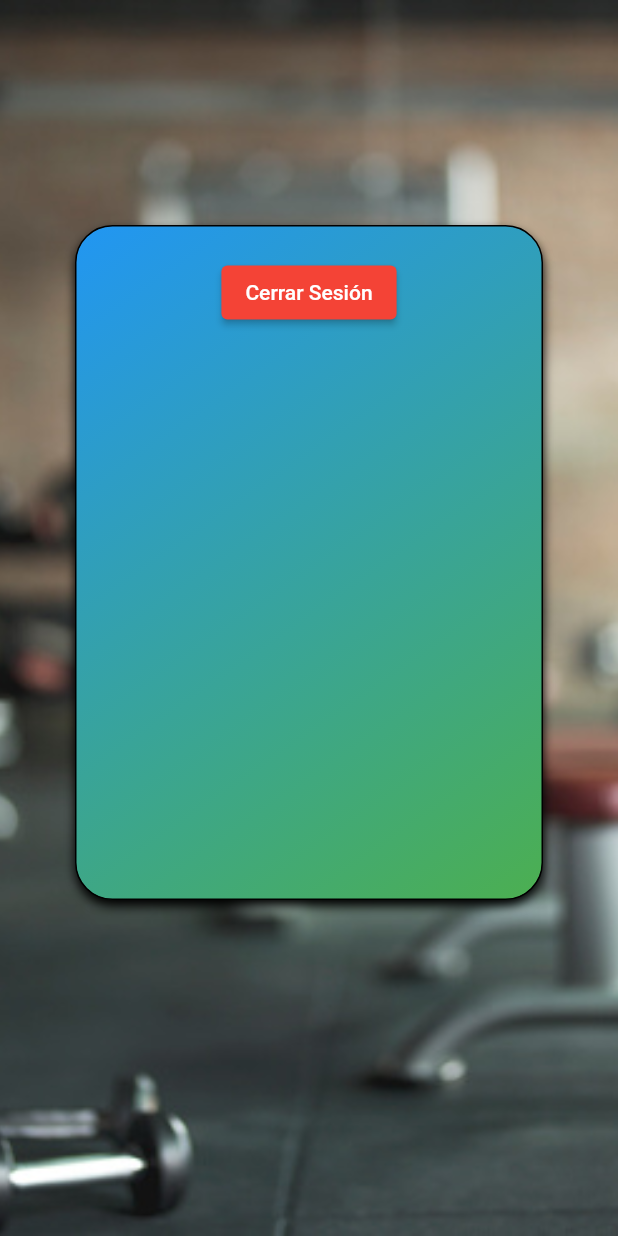
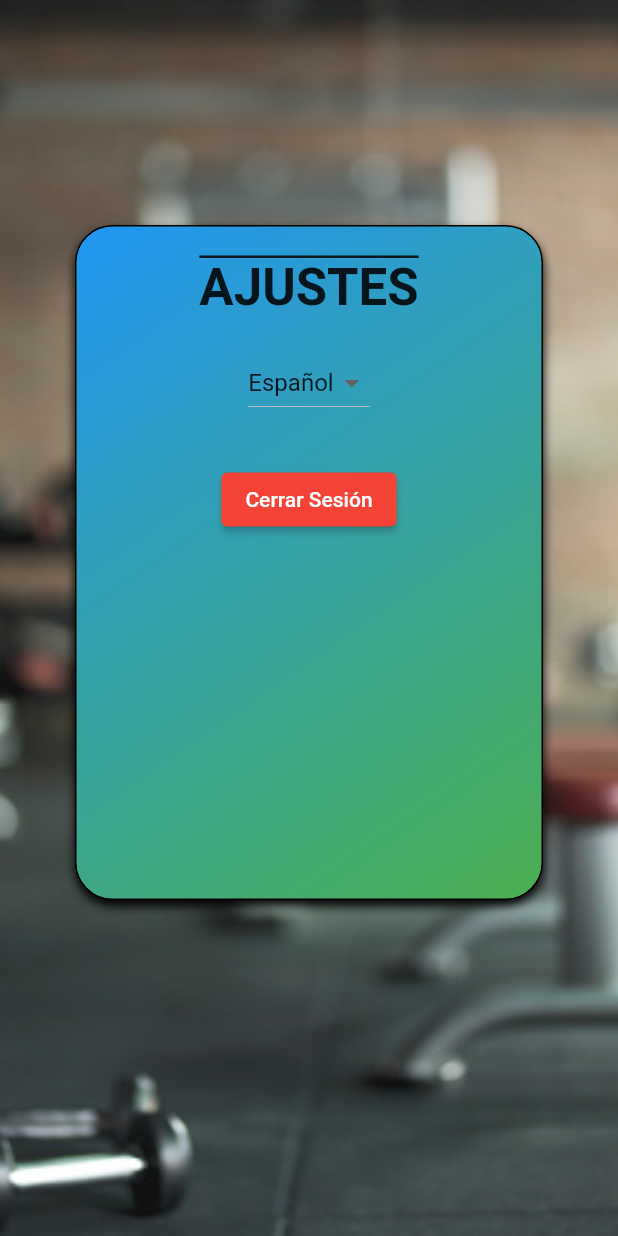
Before and after one commit to MarceloSalaDAM/GymAppTFG, a Flutter app: the MainViewApp screen opened by its route, after a tap on the "settings" icon, on a phone screen of 412 x 824 dp. Run offline on Flutter 3.47's test engine with Material 2 defaults, Android fonts, the phone set to English and light mode, and no system bars; our stand-ins replace cloud_firestore, firebase_auth, firebase_core, flutter_spinkit, google_fonts, image_picker and 1 more; accounts and stored records are empty; network calls fail.

Commit message:
Ajustes varios

```diff
--- a/lib/src/views/main_view.dart
+++ b/lib/src/views/main_view.dart
@@ -57,6 +57,13 @@ class _MainViewAppState extends State<MainViewApp> {
   Widget build(BuildContext context) {
     return Scaffold(
       appBar: AppBar(
+        title: Text(
+          'HOLA! $userName', // Muestra el nombre del usuario aquí
+          style: const TextStyle(
+            fontSize: 24,
+            fontWeight: FontWeight.bold,
+          ),
+        ),
         flexibleSpace: Container(
           decoration: const BoxDecoration(
             gradient: LinearGradient(
@@ -178,15 +185,17 @@ class _MainViewAppState extends State<MainViewApp> {
         ),
       ),
       floatingActionButton: _currentIndex == 1
-          ? FloatingActionButton(
-              onPressed: () {
-                // Acción cuando se presiona el botón flotante
-              },
-              backgroundColor: Colors.black,
-              child: const Icon(Icons.add, size: 40),
+          ? Tooltip(
+              message: 'Añadir nueva rutina',
+              child: FloatingActionButton(
+                onPressed: () {
+                  // Acción cuando se presiona el botón flotante
+                },
+                backgroundColor: Colors.black,
+                child: const Icon(Icons.add, size: 40),
+              ),
             )
           : null,
-      // Sin botón flotante para otras pestañas
       floatingActionButtonLocation: FloatingActionButtonLocation.endFloat,
     );
   }
--- a/lib/src/views/settings.dart
+++ b/lib/src/views/settings.dart
@@ -1,10 +1,42 @@
 import 'package:firebase_auth/firebase_auth.dart';
 import 'package:flutter/material.dart';
+import 'package:shared_preferences/shared_preferences.dart';
+import 'package:intl/intl.dart';
 
-class SettingsView extends StatelessWidget {
+class SettingsView extends StatefulWidget {
   SettingsView({Key? key}) : super(key: key);
 
-  // Función para cerrar la sesión del usuario
+  @override
+  _SettingsViewState createState() => _SettingsViewState();
+}
+
+class _SettingsViewState extends State<SettingsView> {
+  String _selectedLanguage = 'Español'; // Idioma predeterminado
+
+  @override
+  void initState() {
+    super.initState();
+    _loadSelectedLanguage();
+  }
+
+  Future<void> _loadSelectedLanguage() async {
+    final prefs = await SharedPreferences.getInstance();
+    final selectedLanguage = prefs.getString('selectedLanguage');
+    if (selectedLanguage != null) {
+      setState(() {
+        _selectedLanguage = selectedLanguage;
+      });
+    }
+  }
+
+  Future<void> _changeLanguage(String newLanguage) async {
+    final prefs = await SharedPreferences.getInstance();
+    await prefs.setString('selectedLanguage', newLanguage);
+    setState(() {
+      _selectedLanguage = newLanguage;
+    });
+  }
+
   void signOut(BuildContext context) async {
     await FirebaseAuth.instance.signOut();
     Navigator.of(context).popAndPushNamed('/Login');
@@ -53,15 +85,59 @@ class SettingsView extends StatelessWidget {
                 child: Column(
                   mainAxisSize: MainAxisSize.min,
                   children: [
+                    Column(
+                      mainAxisSize: MainAxisSize.min,
+                      children: [
+                        const Text(
+                          'AJUSTES',
+                          style: TextStyle(
+                            fontSize: 34,
+                            fontWeight: FontWeight.bold,
+                            decoration: TextDecoration.overline,
+                          ),
+                        ),
+                        const SizedBox(height: 20),
+                        DropdownButton<String>(
+                          value: _selectedLanguage,
+                          items: <String>[
+                            'Español',
+                            'Inglés',
+                            'Francés',
+                            'Alemán'
+                          ].map((String value) {
+                            return DropdownMenuItem<String>(
+                              value: value,
+                              child: Text(value),
+                            );
+                          }).toList(),
+                          onChanged: (String? newValue) {
+                            if (newValue != null) {
+                              _changeLanguage(newValue);
+                              // Cambiar el idioma de la aplicación según la selección del usuario
+                              // Puedes utilizar la biblioteca intl para la internacionalización.
+                              // Aquí puedes establecer el nuevo locale según el idioma seleccionado.
+                              Locale newLocale =
+                                  _getLocaleForLanguage(newValue);
+                              // Luego, configura el nuevo locale en la aplicación
+                              // Esto es solo un ejemplo, y debes configurar la internacionalización en tu aplicación.
+                              //intl.updateLocales(newLocale);
+
+                              // Otras tareas necesarias para cambiar el idioma de la aplicación.
+                            }
+                          },
+                        ),
+                        const SizedBox(height: 30),
                         ElevatedButton(
                           onPressed: () {
-                        signOut(context); // Llama a la función signOut
+                            signOut(context);
                           },
                           style: ElevatedButton.styleFrom(
-                        primary: Colors.red, // Color del botón
+                            primary: Colors.red,
                           ),
                           child: const Text('Cerrar Sesión',
                               style: TextStyle(color: Colors.white)),
+                        ),
+                      ],
                     ),
                   ],
                 ),
@@ -72,4 +148,19 @@ class SettingsView extends StatelessWidget {
       ),
     );
   }
+
+  Locale _getLocaleForLanguage(String language) {
+    switch (language) {
+      case 'Español':
+        return Locale('es', 'ES');
+      case 'Inglés':
+        return Locale('en', 'US');
+      case 'Francés':
+        return Locale('fr', 'FR');
+      case 'Alemán':
+        return Locale('de', 'DE');
+      default:
+        return Locale('es', 'ES'); // Idioma predeterminado
     }
+  }
+}
--- a/pubspec.yaml
+++ b/pubspec.yaml
@@ -43,7 +43,8 @@ dependencies:
   google_fonts: ^6.1.0
   image_picker: ^0.8.0
   firebase_storage: 11.2.8
-
+  shared_preferences: ^2.0.6
+  intl: ^0.17.0
 
 
 dev_dependencies:
```
Also changed, not shown: lib/src/views/login_view.dart (+5 -3 lines). Lines whose indentation alone changed are shown as unchanged.
